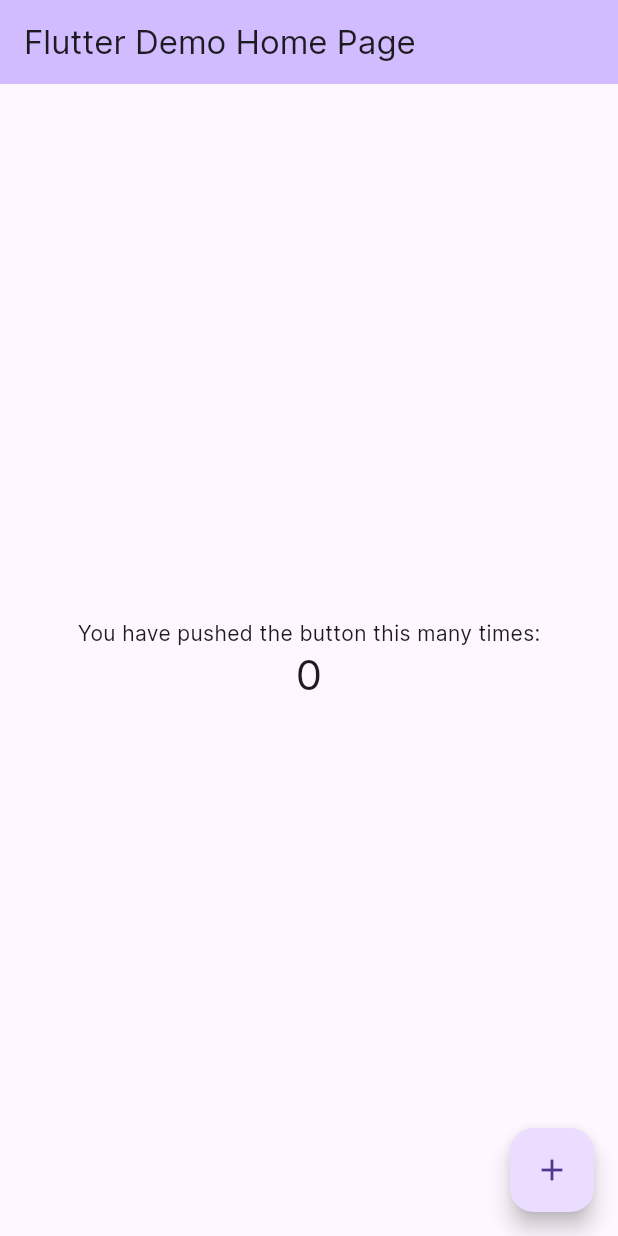
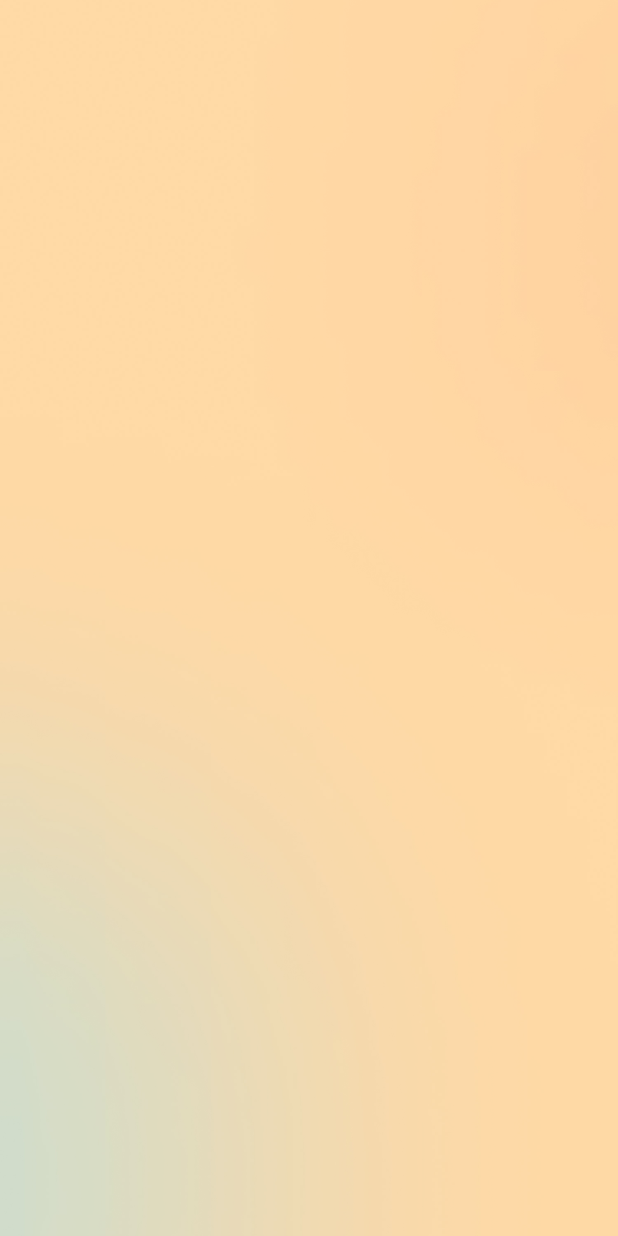
Before and after one commit to CBIPatel-Git/Local-First, a Flutter app: the screen it shows after launch, on a phone screen of 412 x 824 dp. Run offline on Flutter 3.47's test engine with Material 3 defaults, Android fonts, the phone set to English and light mode, and no system bars; our stand-ins replace get, pinput, responsive_framework.

Commit message:
03-01-2024

```diff
--- /dev/null
+++ b/lib/Utility/assets_utility.dart
@@ -0,0 +1,6 @@
+import 'package:flutter/material.dart';
+import 'package:local_first/generated/assets.dart';
+
+/// Images
+
+ExactAssetImage imagesBg = const ExactAssetImage(Assets.imagesBg, scale: 4);
--- a/lib/Utility/common_structure.dart
+++ b/lib/Utility/common_structure.dart
@@ -1,4 +1,4 @@
-import 'package:flutter/material.dart';
+import 'package:local_first/Utility/assets_utility.dart';
 import 'package:local_first/Utility/utility_export.dart';
 
 Widget commonStructure({
@@ -9,20 +9,17 @@ Widget commonStructure({
   Widget? bottomNavigation,
 }) {
   ///Pass null in appbar when it's optional ex = appBar : null
-  return Stack(
-    children: [
-      Scaffold(
-        backgroundColor: bgColor ?? white,
+  return Scaffold(
+    backgroundColor: bgColor ?? transparent,
     resizeToAvoidBottomInset: true,
     appBar: appBar,
     bottomNavigationBar: bottomNavigation,
+
     ///adding listView cause scroll issue
     body: Container(
       height: MediaQuery.of(context).size.height,
       color: Colors.transparent,
       child: child,
     ),
-      ),
-    ],
   );
 }
--- a/lib/Utility/common_textfield.dart
+++ b/lib/Utility/common_textfield.dart
@@ -138,7 +138,7 @@ Widget commonTextField(
             fillColor: filledColor,
             contentPadding: contentPadding ?? const EdgeInsets.fromLTRB(15.0, 10.0, 10.0, 10.0),
             focusedBorder: OutlineInputBorder(
-              borderSide: const BorderSide(color: colorBrown, width: 1),
+              borderSide: const BorderSide(color: colorLightGrey, width: 1),
               borderRadius: BorderRadius.circular(5.0),
             ),
             disabledBorder: textFieldBorderStyle,
--- /dev/null
+++ b/lib/View/OnBoarding/on_boarding_screen.dart
@@ -0,0 +1,29 @@
+import 'package:local_first/Utility/assets_utility.dart';
+
+import '../../Utility/utility_export.dart';
+
+class OnBoardingScreen extends StatefulWidget {
+  const OnBoardingScreen({super.key});
+
+  @override
+  State<OnBoardingScreen> createState() => _OnBoardingScreenState();
+}
+
+class _OnBoardingScreenState extends State<OnBoardingScreen> {
+  @override
+  Widget build(BuildContext context) {
+    return commonStructure(
+        context: context,
+        child: Stack(
+          children: [
+            Image(
+              image: imagesBg,
+              fit: BoxFit.cover,
+              width: getScreenWidth(context),
+              height: getScreenHeight(context),
+            ),
+            Container(),
+          ],
+        ));
+  }
+}
--- a/lib/main.dart
+++ b/lib/main.dart
@@ -2,6 +2,8 @@ import 'package:flutter/material.dart';
 import 'package:get/get.dart';
 import 'package:local_first/Utility/colors_utility.dart';
 import 'package:responsive_framework/responsive_framework.dart';
+
+import 'View/OnBoarding/on_boarding_screen.dart';
 
 void main() {
   runApp(const MyApp());
@@ -33,7 +35,7 @@ class MyApp extends StatelessWidget {
           const Breakpoint(start: 1921, end: double.infinity, name: '4K'),
         ],
       ),
-      home: const MyHomePage(title: 'Flutter Demo Home Page'),
+      home: const OnBoardingScreen(),
     );
   }
 }
```
Also changed, not shown: lib/Utility/app_font_style.dart (+67 -49 lines), lib/Utility/colors_utility.dart (+9 -8 lines), pubspec.yaml (+19 -5 lines), assets/fonts/WorkSans-Black.ttf (added), assets/fonts/WorkSans-Bold.ttf (added), assets/fonts/WorkSans-ExtraBold.ttf (added), assets/fonts/WorkSans-ExtraLight.ttf (added), assets/fonts/WorkSans-Light.ttf (added), assets/fonts/WorkSans-Medium.ttf (added), assets/fonts/WorkSans-Regular.ttf (added), assets/fonts/WorkSans-SemiBold.ttf (added), assets/fonts/WorkSans-Thin.ttf (added), assets/images/bg.jpg (added), lib/generated/assets.dart (added). Lines whose indentation alone changed are shown as unchanged.
